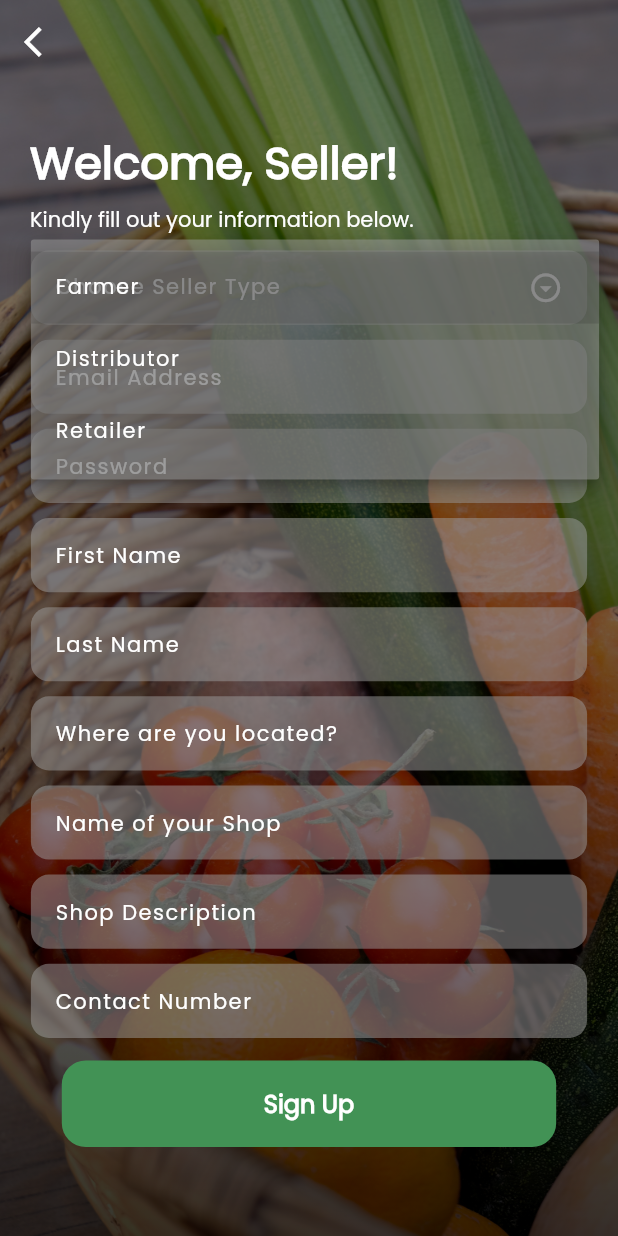
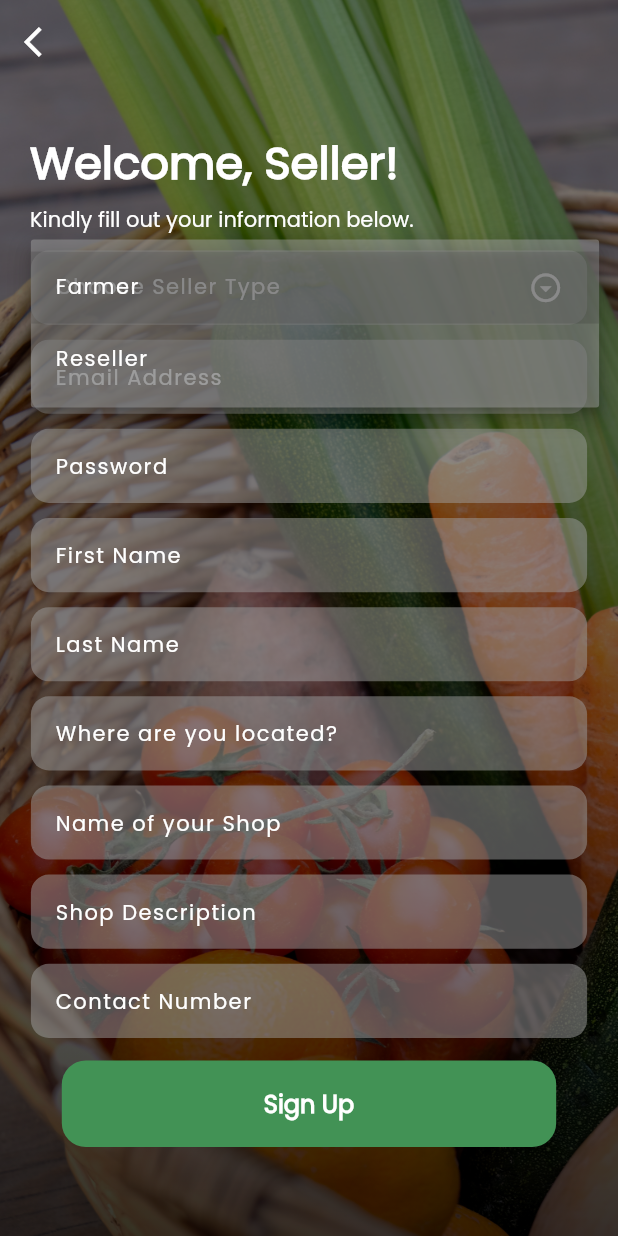
Before and after one commit to gailmaac/Croptivate, a Flutter app: the RegisterSeller screen opened by its route, after a tap on "Choose Seller Type", on a phone screen of 412 x 824 dp. Run offline on Flutter 3.47's test engine with Material 2 defaults, Android fonts, the phone set to English and light mode, and no system bars; our stand-ins replace cloud_firestore, firebase_auth, firebase_core, flutter_spinkit; accounts and stored records are empty.

Commit message:
Update register_seller.dart

```diff
--- a/croptivate_app/lib/screens/authentication/register_seller.dart
+++ b/croptivate_app/lib/screens/authentication/register_seller.dart
@@ -38,8 +38,7 @@ class _RegisterSellerState extends State<RegisterSeller> {
   //textfieldform state
   List<String> myItems = [
     "Farmer",
-    "Distributor",
-    "Retailer",
+    "Reseller",
   ];
 
 //form values
@@ -57,15 +56,6 @@ class _RegisterSellerState extends State<RegisterSeller> {
 
   @override
   Widget build(BuildContext context) {
-
-    // final userSeller = Provider.of<QuerySnapshot>(context);
-    // for (var doc in userSeller.docs) {
-    //   print(doc.data);
-    // }
-
-// StreamProvider<QuerySnapshot?>.value(
-//       value: DatabaseService(uid: '').userSeller,
-//       initialData: null,
     Size size = MediaQuery.of(context).size;
     return loading ? Loading() : Stack(
         children: [
```
